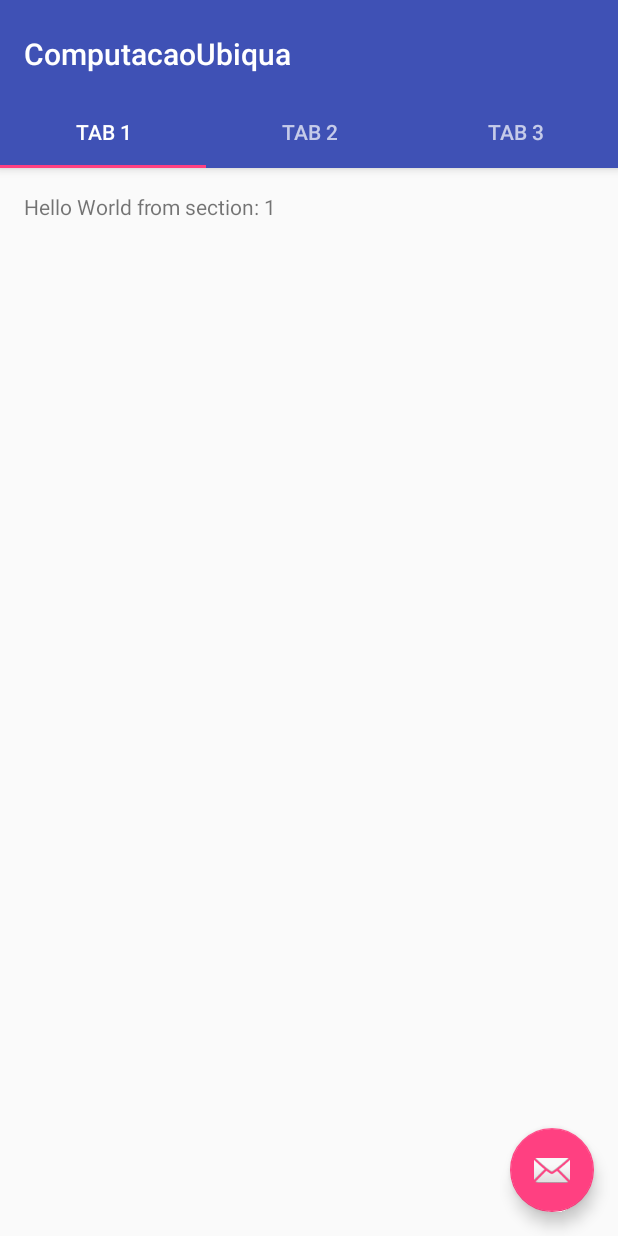
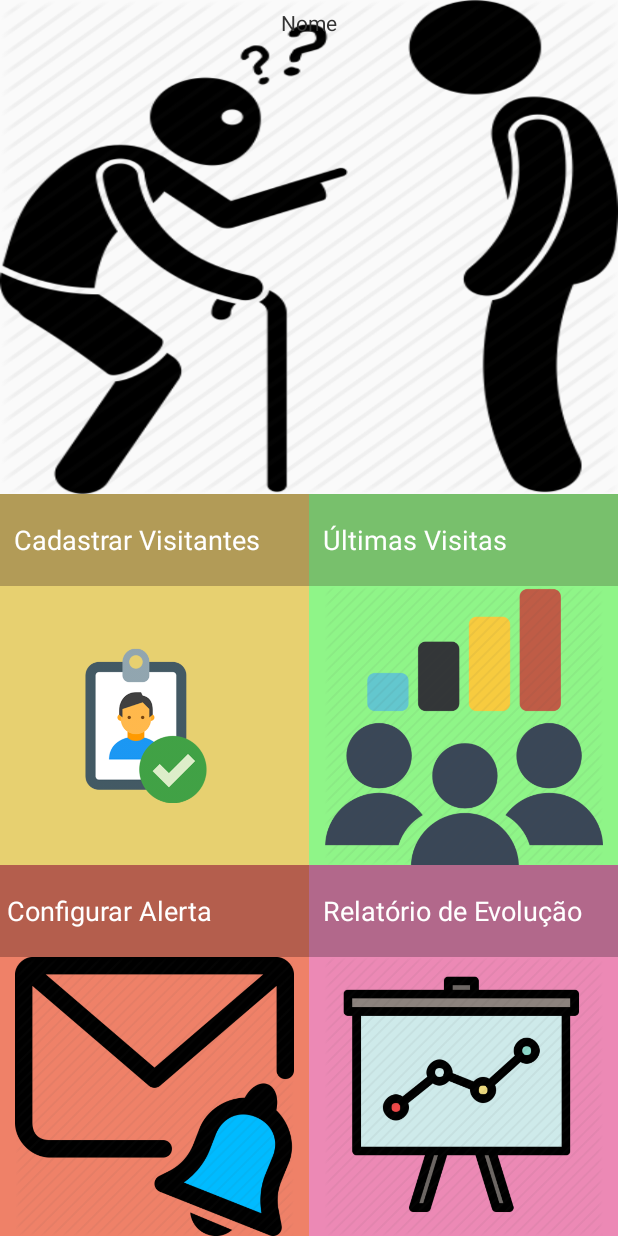
Before and after one commit to thiagonazareth/computacaoUbiquaProjetoFinal, an Android app: the screen it shows after launch (MainActivity before the commit, Home after it), on a phone screen of 412 x 824 dp. Run offline under Robolectric (Android 15) with nearby library versions, the phone set to English and light mode, and no system bars.

Commit message:
criando tela de Home para acessar as diversas funcionalidades do app

```diff
--- a/app/src/main/AndroidManifest.xml
+++ b/app/src/main/AndroidManifest.xml
@@ -24,6 +24,12 @@
         </activity>
 
         <activity
+            android:name=".activities.Home"
+            android:label="@string/title_activity_tela_abertura"
+            android:theme="@style/AppTheme.NoActionBar">
+        </activity>
+
+        <activity
             android:name=".activities.ExibeVisita"
             android:label="Exibe Visita">
         </activity>
--- /dev/null
+++ b/app/src/main/java/ic/uff/br/computacaoubiqua/activities/Home.java
@@ -0,0 +1,100 @@
+package ic.uff.br.computacaoubiqua.activities;
+
+import java.io.IOException;
+
+
+import android.app.Activity;
+import android.content.Context;
+import android.content.Intent;
+import android.content.SharedPreferences;
+import android.content.pm.ActivityInfo;
+import android.content.res.Resources;
+import android.graphics.drawable.ColorDrawable;
+import android.net.Uri;
+import android.os.AsyncTask;
+import android.os.Bundle;
+import android.view.LayoutInflater;
+import android.view.Menu;
+import android.view.MenuItem;
+import android.view.View;
+import android.view.View.OnClickListener;
+import android.widget.ImageView;
+import android.widget.ListView;
+import android.widget.SeekBar;
+import android.widget.SeekBar.OnSeekBarChangeListener;
+import android.widget.TextView;
+
+import ic.uff.br.computacaoubiqua.R;
+
+
+public class Home extends Activity {
+
+
+
+	@Override
+	protected void onCreate(Bundle savedInstanceState) {
+		super.onCreate(savedInstanceState);
+		setContentView(R.layout.activity_home);
+
+	}
+
+
+
+	@Override
+	public void onResume() {
+		super.onResume();
+
+
+
+		final ImageView cadastrarVisitante = (ImageView) findViewById(R.id.img_cadastrar_visitante);
+		cadastrarVisitante.setOnClickListener(new OnClickListener() {
+			public void onClick(View v) {
+				Intent intent = new Intent(Home.this,
+						MainActivity.class);
+
+				startActivity(intent);
+			}
+		});
+//
+//		final ImageView ultimasVisitas = (ImageView) findViewById(R.id.img_meus_amigos);
+//		ultimasVisitas.setImageResource(R.drawable.button_meus_amigos);
+//		ultimasVisitas.setOnClickListener(new OnClickListener() {
+//			public void onClick(View v) {
+//				ultimasVisitas
+//						.setImageResource(R.drawable.button_meus_amigos_hover);
+//				Intent intent = new Intent(Home.this, UltimasVisitas.class);
+//
+//				startActivity(intent);
+//			}
+//		});
+//
+//		final ImageView configurarAlerta = (ImageView) findViewById(R.id.img_meus_avisos);
+//		configurarAlerta.setImageResource(R.drawable.button_avisa_ai);
+//		configurarAlerta.setOnClickListener(new OnClickListener() {
+//			public void onClick(View v) {
+//				configurarAlerta.setImageResource(R.drawable.button_avisa_ai_hover);
+//				Intent intent = new Intent(Home.this,
+//						ConfigurarAlerta.class);
+//
+//				startActivity(intent);
+//			}
+//		});
+//
+//		final ImageView relatorios = (ImageView) findViewById(R.id.img_minha_conta);
+//		relatorios.setImageResource(R.drawable.button_minha_conta);
+//		relatorios.setOnClickListener(new OnClickListener() {
+//			public void onClick(View v) {
+//				relatorios
+//						.setImageResource(R.drawable.button_minha_conta_hover);
+//				Intent intent = new Intent(Home.this, Relatorios.class);
+//
+//				startActivity(intent);
+//			}
+//		});
+
+
+
+	}
+
+
+}
--- a/app/src/main/java/ic/uff/br/computacaoubiqua/activities/TelaAbertura.java
+++ b/app/src/main/java/ic/uff/br/computacaoubiqua/activities/TelaAbertura.java
@@ -14,9 +14,7 @@ import ic.uff.br.computacaoubiqua.services.BluetoothService;
 public class TelaAbertura extends AppCompatActivity {
 
     public static final int DURACAO_DA_TELA = 2000;
-    TextToSpeech t1;
 
-//    public String text = "Flamengo ficou so no cheirinho. Flamengo ficou so no cheirinho.";
 
     @Override
     protected void onCreate(Bundle savedInstanceState) {
@@ -30,7 +28,7 @@ public class TelaAbertura extends AppCompatActivity {
 
         new Handler().postDelayed(new Runnable() {
             public void run() {
-                Intent minhaAcao = new Intent(TelaAbertura.this, MainActivity.class);
+                Intent minhaAcao = new Intent(TelaAbertura.this, Home.class);
                 TelaAbertura.this.startActivity(minhaAcao);
                 TelaAbertura.this.finish();
             }
--- /dev/null
+++ b/app/src/main/res/layout/activity_home.xml
@@ -0,0 +1,227 @@
+<LinearLayout xmlns:android="http://schemas.android.com/apk/res/android"
+    xmlns:facebook="http://schemas.android.com/apk/res-auto"
+    android:layout_width="match_parent"
+    android:layout_height="match_parent"
+    android:orientation="vertical">
+
+    <LinearLayout
+        android:layout_width="match_parent"
+        android:layout_height="0dp"
+        android:layout_weight="4"
+        android:background="@drawable/ic_launcher"
+        android:gravity="center_horizontal"
+        android:orientation="vertical" >
+
+
+        <TextView
+            android:id="@+id/selection_user_name"
+            android:layout_width="wrap_content"
+            android:layout_height="wrap_content"
+            android:layout_gravity="center"
+            android:layout_marginTop="5dp"
+            android:text="Nome"
+            android:textAppearance="?android:attr/textAppearanceSmall"
+            android:textColor="#333" />
+
+
+    </LinearLayout>
+
+    <LinearLayout
+        android:layout_width="match_parent"
+        android:layout_height="0dp"
+        android:layout_weight="3"
+        android:background="#ffffff"
+        android:orientation="vertical" >
+
+        <!-- cabeçalhos Cadastrar Visitante e Últimas Visitas -->
+
+        <LinearLayout
+            android:layout_width="match_parent"
+            android:layout_height="0dp"
+            android:layout_weight="1"
+            android:background="#ffffff"
+            android:orientation="horizontal" >
+
+            <LinearLayout
+                android:layout_width="match_parent"
+                android:layout_height="match_parent"
+                android:layout_weight="3"
+                android:background="#ffffff"
+                android:orientation="horizontal" >
+
+                <TextView
+                    android:id="@+id/label_cadastrar_visitante"
+                    android:layout_width="match_parent"
+                    android:layout_height="match_parent"
+                    android:background="@color/home_cadastrar_visitante_cabecalho"
+                    android:gravity="center_vertical"
+                    android:text="  Cadastrar Visitantes"
+                    android:textAppearance="?android:attr/textAppearanceMedium"
+                    android:textColor="@color/white" />
+            </LinearLayout>
+
+            <LinearLayout
+                android:layout_width="match_parent"
+                android:layout_height="match_parent"
+                android:layout_weight="3"
+                android:background="#ffffff"
+                android:orientation="horizontal" >
+
+                <TextView
+                    android:id="@+id/label_ultimas_visitas_cabecalho"
+                    android:layout_width="match_parent"
+                    android:layout_height="match_parent"
+                    android:background="@color/home_ultimas_visitas_cabecalho"
+                    android:gravity="center_vertical"
+                    android:text="  Últimas Visitas"
+                    android:textAppearance="?android:attr/textAppearanceMedium"
+                    android:textColor="@color/white" />
+            </LinearLayout>
+        </LinearLayout>
+
+        <!-- corpo pegarOnibus e meusAmigos -->
+
+        <LinearLayout
+            android:layout_width="match_parent"
+            android:layout_height="0dp"
+            android:layout_weight="3"
+            android:background="#ffffff"
+            android:orientation="horizontal" >
+
+            <LinearLayout
+                android:id="@+id/layout_cadastrar_visitante_corpo"
+                android:layout_width="match_parent"
+                android:layout_height="match_parent"
+                android:layout_weight="3"
+                android:background="@color/home_cadastrar_visitante_corpo"
+                android:orientation="horizontal" >
+
+                <ImageView
+                    android:id="@+id/img_cadastrar_visitante"
+                    android:layout_width="0dp"
+                    android:layout_height="wrap_content"
+                    android:layout_weight="1"
+                    android:src="@drawable/cadastrar_visitante" />
+
+            </LinearLayout>
+
+            <LinearLayout
+                android:id="@+id/layout_ultimas_visitas_corpo"
+                android:layout_width="match_parent"
+                android:layout_height="match_parent"
+                android:layout_weight="3"
+                android:background="@color/home_ultimas_visitas_corpo"
+                android:orientation="horizontal" >
+
+               <ImageView
+                    android:id="@+id/img_ultimas_visitas_amigos"
+                    android:layout_width="0dp"
+                    android:layout_height="wrap_content"
+                    android:layout_weight="1"
+                    android:src="@drawable/ultimas_visitas" />
+
+            </LinearLayout>
+        </LinearLayout>
+    </LinearLayout>
+
+    <LinearLayout
+        android:layout_width="match_parent"
+        android:layout_height="0dp"
+        android:layout_weight="3"
+        android:background="#ffffff"
+        android:orientation="vertical" >
+
+        <!-- cabeçalhos lojas e duvidas -->
+
+        <LinearLayout
+            android:layout_width="match_parent"
+            android:layout_height="0dp"
+            android:layout_weight="1"
+            android:background="#ffffff"
+            android:orientation="horizontal" >
+
+            <LinearLayout
+                android:layout_width="match_parent"
+                android:layout_height="match_parent"
+                android:layout_weight="3"
+                android:background="#ffffff"
+                android:orientation="horizontal" >
+
+                <TextView
+                    android:id="@+id/label_configurar_alerta_cabecalho"
+                    android:layout_width="match_parent"
+                    android:layout_height="match_parent"
+                    android:background="@color/home_configurar_alerta_cabecalho"
+                    android:gravity="center_vertical"
+                    android:text=" Configurar Alerta"
+                    android:textAppearance="?android:attr/textAppearanceMedium"
+                    android:textColor="@color/white" />
+            </LinearLayout>
+
+            <LinearLayout
+                android:layout_width="match_parent"
+                android:layout_height="match_parent"
+                android:layout_weight="3"
+                android:background="#ffffff"
+                android:orientation="horizontal" >
+
+                <TextView
+                    android:id="@+id/label_relatorio_evolucao_cabecalho"
+                    android:layout_width="match_parent"
+                    android:layout_height="match_parent"
+                    android:background="@color/home_relatorio_cabecalho"
+                    android:gravity="center_vertical"
+                    android:text="  Relatório de Evolução"
+                    android:textAppearance="?android:attr/textAppearanceMedium"
+                    android:textColor="@color/white" />
+            </LinearLayout>
+        </LinearLayout>
+
+        <!-- corpo lojas e duvidas -->
+
+        <LinearLayout
+            android:layout_width="match_parent"
+            android:layout_height="0dp"
+            android:layout_weight="3"
+            android:background="#ffffff"
+            android:orientation="horizontal" >
+
+            <LinearLayout
+                android:id="@+id/layout_configurar_alerta_corpo"
+                android:layout_width="match_parent"
+                android:layout_height="match_parent"
+                android:layout_weight="3"
+                android:background="@color/home_configurar_alerta_corpo"
+                android:orientation="horizontal" >
+
+                <ImageView
+                    android:id="@+id/img_configurar_alerta"
+                    android:layout_width="0dp"
+                    android:layout_height="wrap_content"
+                    android:layout_weight="1"
+                    android:src="@drawable/alerta" />
+                -->
+            </LinearLayout>
+
+            <LinearLayout
+                android:id="@+id/layout_relatorio_corpo"
+                android:layout_width="match_parent"
+                android:layout_height="match_parent"
+                android:layout_weight="3"
+                android:background="@color/home_relatorio_corpo"
+                android:orientation="horizontal" >
+
+                <ImageView
+                    android:id="@+id/img_relatorio"
+                    android:layout_width="0dp"
+                    android:layout_height="wrap_content"
+                    android:layout_weight="1"
+                    android:src="@drawable/relatorio" />
+
+            </LinearLayout>
+        </LinearLayout>
+    </LinearLayout>
+
+
+
+</LinearLayout>
--- a/app/src/main/res/values/colors.xml
+++ b/app/src/main/res/values/colors.xml
@@ -3,4 +3,60 @@
     <color name="colorPrimary">#3F51B5</color>
     <color name="colorPrimaryDark">#303F9F</color>
     <color name="colorAccent">#FF4081</color>
+
+
+    <color name="white">#FFFFFF</color>
+    <item name="opaque" type="color">#cc000000</item>
+
+
+
+    <!--  menu lateral -->
+    <color name="list_item_title1">#FF7100</color>
+    <color name="list_item_title2">#124995</color>
+    <color name="list_background">#FFFFFF</color>
+    <color name="list_background_pressed">#992416</color>
+    <color name="list_divider">#EEEEEE</color>
+    <color name="counter_text_bg">#626262</color>
+    <color name="counter_text_color">#c5c4c4</color>
+
+    <color name="slide_subtitle">#535E65</color>
+
+
+    <color name="action_bar_color">#124995</color>
+    <color name="pontuacao_home">#FFF69F32</color>
+
+
+    <color name="home_cadastrar_visitante_cabecalho">#FFB29B57</color>
+    <color name="home_cadastrar_visitante_corpo">#FFE7D070</color>
+
+    <color name="home_ultimas_visitas_cabecalho">#FF78C06C</color>
+    <color name="home_ultimas_visitas_corpo">#FF8FF588</color>
+
+    <color name="home_configurar_alerta_cabecalho">#FFB45E4D</color>
+    <color name="home_configurar_alerta_corpo">#FFEF8168</color>
+
+    <color name="home_relatorio_cabecalho">#FFB2688B</color>
+    <color name="home_relatorio_corpo">#FFEC89B5</color>
+
+    <color name="text_blue">#124995</color>
+    <color name="text_gray">#61676C</color>
+    <color name="text_yellom">#FFFF00</color>
+    <color name="text_orange">#FF5E00</color>
+    <color name="text_green">#257042</color>
+
+    <color name="circle_map_proximity">#40FF7100</color>
+    <color name="orange_divider">#FF5E00</color>
+
+    <color name="gray_divider">#E6E6E6</color>
+
+
+
+    <!--  ListView -->
+
+    <color name="genre">#666666</color>
+    <color name="year">#888888</color>
+    <color name="list_row_start_color">#ffffff</color>
+    <color name="list_row_end_color">#ffffff</color>
+    <color name="list_row_hover_start_color">#ebeef0</color>
+    <color name="list_row_hover_end_color">#ebeef0</color>
 </resources>
```
Also changed, not shown: app/src/main/java/ic/uff/br/computacaoubiqua/database/visit/VisitDao.java (line endings or trailing spaces), app/src/main/res/drawable/alerta.png (added), app/src/main/res/drawable/cadastrar_visitante.png (added), app/src/main/res/drawable/relatorio.png (added), app/src/main/res/drawable/ultimas_visitas.png (added).
